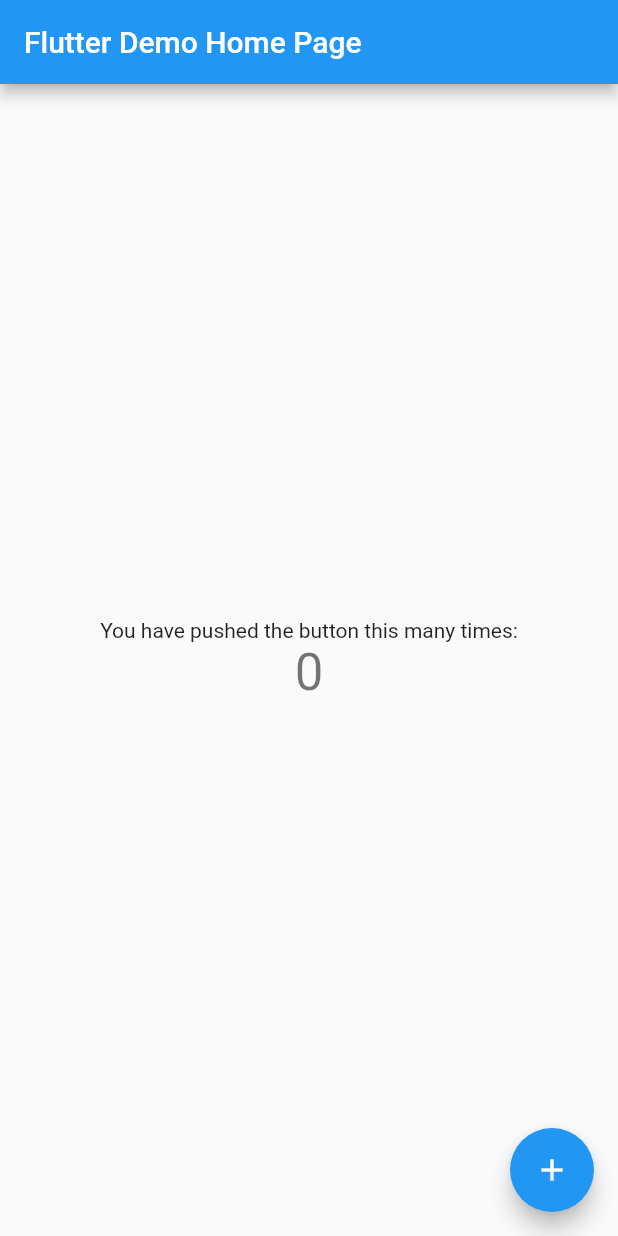
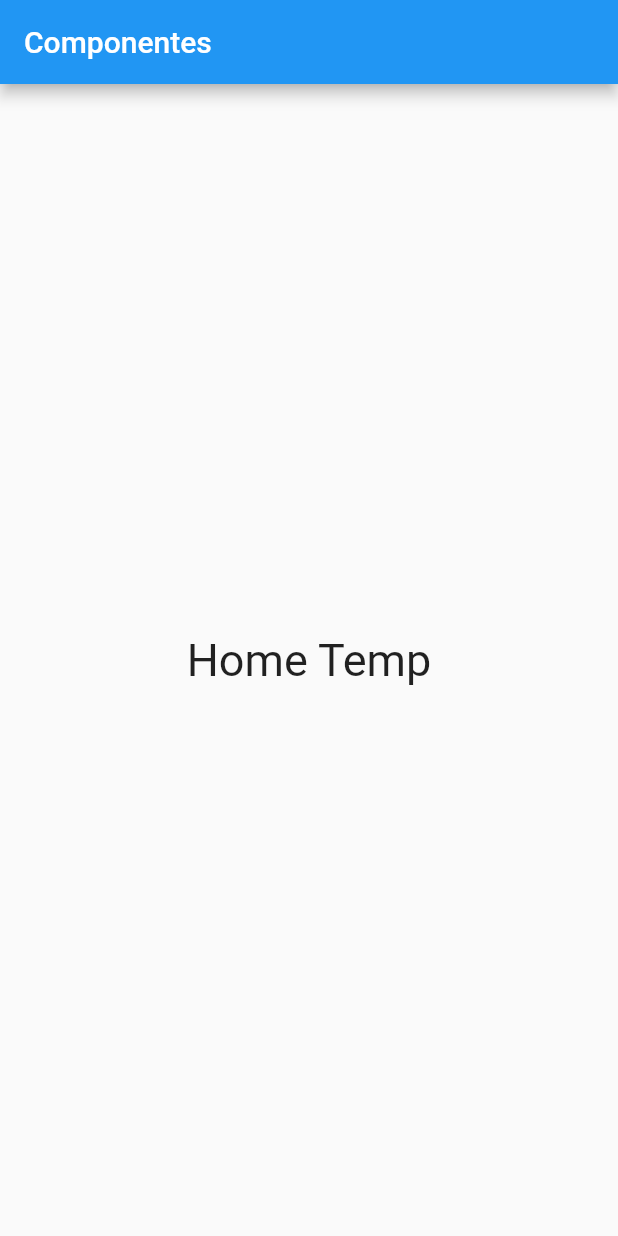
Before and after one commit to strujilloor/Curso-Flutter, a Flutter app: the screen it shows after launch, on a phone screen of 412 x 824 dp. Run offline on Flutter 3.47's test engine with Material 2 defaults, Android fonts, the phone set to English and light mode, and no system bars.

Commit message:
Inicio del proyecto - Componentes

```diff
--- a/lib/main.dart
+++ b/lib/main.dart
@@ -1,111 +1,21 @@
 import 'package:flutter/material.dart';
+
+import 'package:curso_flutter/src/pages/home_temp.dart';
 
 void main() => runApp(MyApp());
 
 class MyApp extends StatelessWidget {
-  // This widget is the root of your application.
   @override
   Widget build(BuildContext context) {
     return MaterialApp(
-      title: 'Flutter Demo',
-      theme: ThemeData(
-        // This is the theme of your application.
-        //
-        // Try running your application with "flutter run". You'll see the
-        // application has a blue toolbar. Then, without quitting the app, try
-        // changing the primarySwatch below to Colors.green and then invoke
-        // "hot reload" (press "r" in the console where you ran "flutter run",
-        // or simply save your changes to "hot reload" in a Flutter IDE).
-        // Notice that the counter didn't reset back to zero; the application
-        // is not restarted.
-        primarySwatch: Colors.blue,
+      debugShowCheckedModeBanner: false,
+      title: 'Componentes App',
+      home: Scaffold(
+        appBar: AppBar(
+          title: Text('Componentes'),
+        ),
+        body: HomePageTemp(),
       ),
-      home: MyHomePage(title: 'Flutter Demo Home Page'),
     );
   }
 }
-
-class MyHomePage extends StatefulWidget {
-  MyHomePage({Key key, this.title}) : super(key: key);
-
-  // This widget is the home page of your application. It is stateful, meaning
-  // that it has a State object (defined below) that contains fields that affect
-  // how it looks.
-
-  // This class is the configuration for the state. It holds the values (in this
-  // case the title) provided by the parent (in this case the App widget) and
-  // used by the build method of the State. Fields in a Widget subclass are
-  // always marked "final".
-
-  final String title;
-
-  @override
-  _MyHomePageState createState() => _MyHomePageState();
-}
-
-class _MyHomePageState extends State<MyHomePage> {
-  int _counter = 0;
-
-  void _incrementCounter() {
-    setState(() {
-      // This call to setState tells the Flutter framework that something has
-      // changed in this State, which causes it to rerun the build method below
-      // so that the display can reflect the updated values. If we changed
-      // _counter without calling setState(), then the build method would not be
-      // called again, and so nothing would appear to happen.
-      _counter++;
-    });
-  }
-
-  @override
-  Widget build(BuildContext context) {
-    // This method is rerun every time setState is called, for instance as done
-    // by the _incrementCounter method above.
-    //
-    // The Flutter framework has been optimized to make rerunning build methods
-    // fast, so that you can just rebuild anything that needs updating rather
-    // than having to individually change instances of widgets.
-    return Scaffold(
-      appBar: AppBar(
-        // Here we take the value from the MyHomePage object that was created by
-        // the App.build method, and use it to set our appbar title.
-        title: Text(widget.title),
-      ),
-      body: Center(
-        // Center is a layout widget. It takes a single child and positions it
-        // in the middle of the parent.
-        child: Column(
-          // Column is also a layout widget. It takes a list of children and
-          // arranges them vertically. By default, it sizes itself to fit its
-          // children horizontally, and tries to be as tall as its parent.
-          //
-          // Invoke "debug painting" (press "p" in the console, choose the
-          // "Toggle Debug Paint" action from the Flutter Inspector in Android
-          // Studio, or the "Toggle Debug Paint" command in Visual Studio Code)
-          // to see the wireframe for each widget.
-          //
-          // Column has various properties to control how it sizes itself and
-          // how it positions its children. Here we use mainAxisAlignment to
-          // center the children vertically; the main axis here is the vertical
-          // axis because Columns are vertical (the cross axis would be
-          // horizontal).
-          mainAxisAlignment: MainAxisAlignment.center,
-          children: <Widget>[
-            Text(
-              'You have pushed the button this many times:',
-            ),
-            Text(
-              '$_counter',
-              style: Theme.of(context).textTheme.display1,
-            ),
-          ],
-        ),
-      ),
-      floatingActionButton: FloatingActionButton(
-        onPressed: _incrementCounter,
-        tooltip: 'Increment',
-        child: Icon(Icons.add),
-      ), // This trailing comma makes auto-formatting nicer for build methods.
-    );
-  }
-}
--- /dev/null
+++ b/lib/src/pages/home_temp.dart
@@ -0,0 +1,12 @@
+import 'package:flutter/material.dart';
+
+class HomePageTemp extends StatelessWidget {
+  const HomePageTemp({Key key}) : super(key: key);
+
+  @override
+  Widget build(BuildContext context) {
+    return Center(
+      child: Text('Home Temp', style: TextStyle(fontSize: 30),),
+    );
+  }
+}
```
Also changed, not shown: 1 other file.
